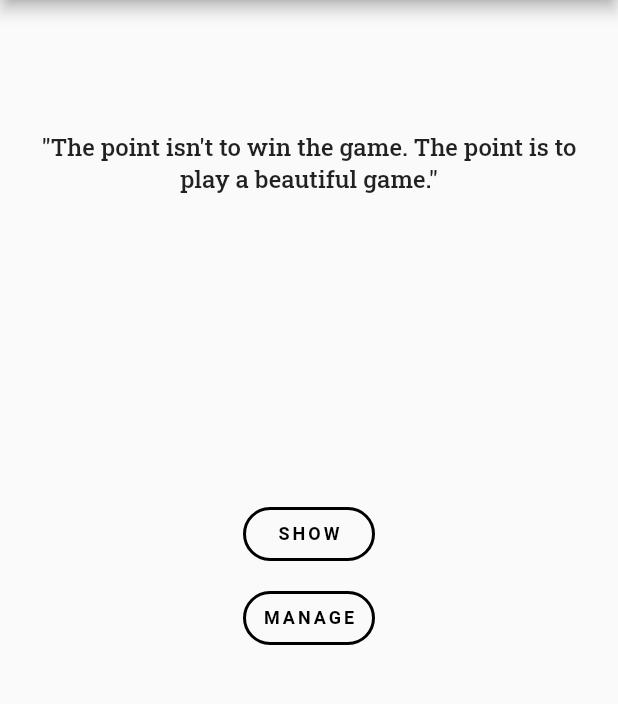
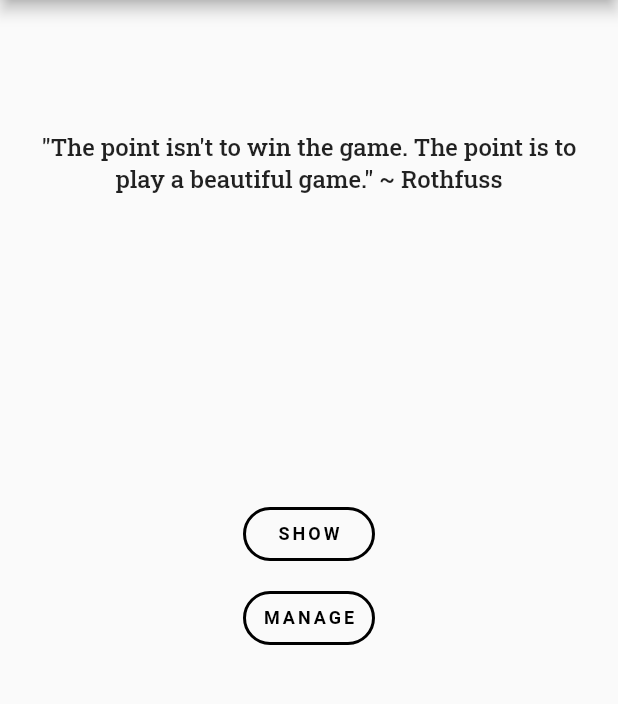
Before and after one commit to GenixPL/pictile, a Flutter app: the HomePage widget shown alone on an empty page, opened directly, on a phone screen of 412 x 824 dp, the part 84-788 px from its top. Run offline on Flutter 3.47's test engine with Material 2 defaults, Android fonts, the phone set to English and light mode, and no system bars; our stand-ins replace image_picker, permission_handler, sqflite; accounts and stored records are empty.

```diff
--- a/lib/ui/home/home_page.dart
+++ b/lib/ui/home/home_page.dart
@@ -52,7 +52,7 @@ class HomePage extends StatelessWidget {
 
   Widget _buildQuote() {
     final text =
-        '"The point isn\'t to win the game. The point is to play a beautiful game."';
+        '"The point isn\'t to win the game. The point is to play a beautiful game." ~ Rothfuss';
 
     return Center(
       child: Text(
```
Also changed, not shown: 3 other files.
